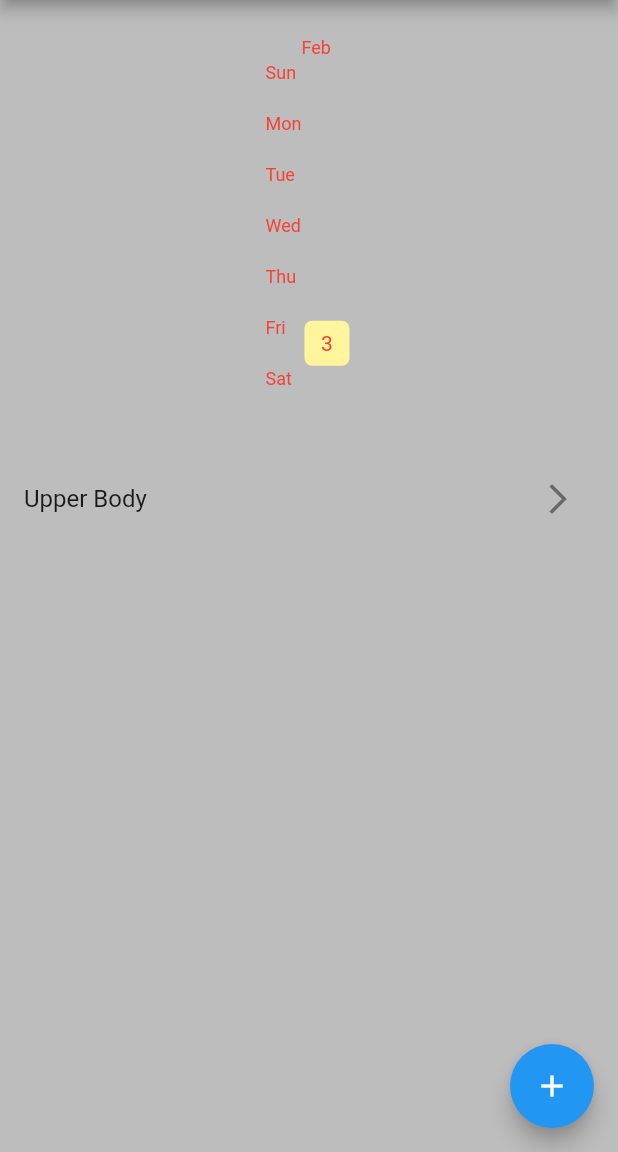
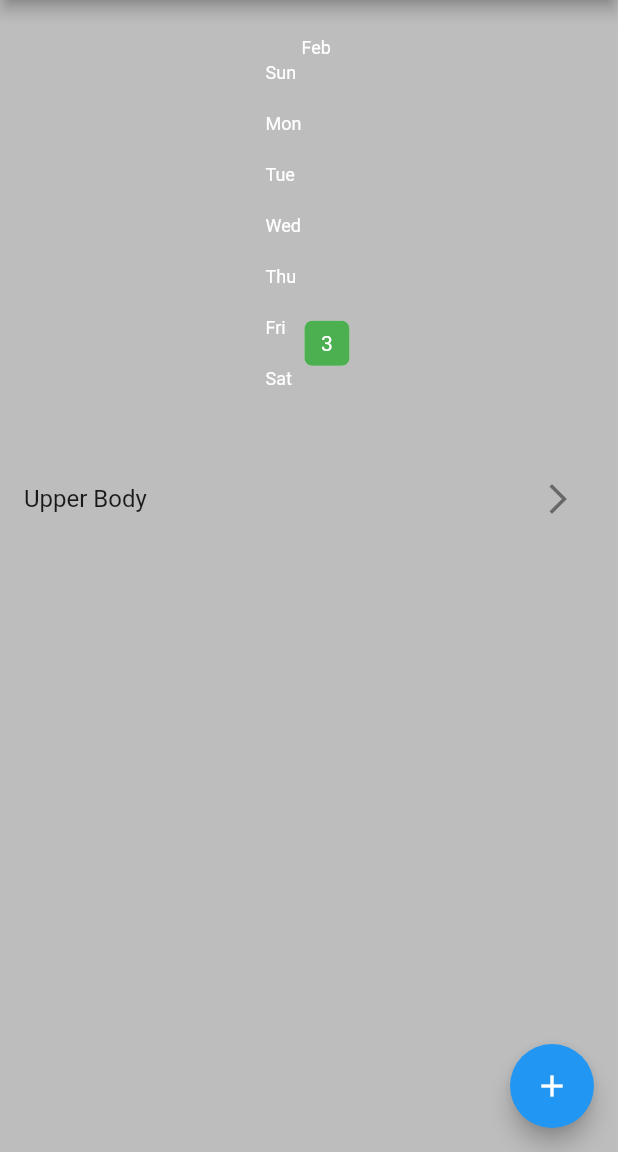
Before and after one commit to hallovelo1/workoutapp, a Flutter app: the screen it shows after launch, on a phone screen of 412 x 824 dp, the part 84-1236 px from its top. Run offline on Flutter 3.47's test engine with Material 2 defaults, Android fonts, the phone set to English and light mode, and no system bars; drawn by our look-alikes of flutter_heatmap_calendar; our stand-ins replace hive_flutter, vibration; accounts and stored records are empty.

Commit message:
implemented vibrate function

```diff
--- a/lib/components/exercise_tile.dart
+++ b/lib/components/exercise_tile.dart
@@ -24,7 +24,7 @@ class ExerciseTile extends StatelessWidget {
   @override
   Widget build(BuildContext context) {
     return Container(
-      color: Colors.red,
+      color: Colors.orange[400],
       child: ListTile(
         title: Text(
           exerciseName,
--- a/lib/components/heat_map.dart
+++ b/lib/components/heat_map.dart
@@ -21,14 +21,14 @@ class MyHeatMap extends StatelessWidget {
         endDate: DateTime.now().add(const Duration(days: 0)),
         datasets: datasets,
         colorMode: ColorMode.color,
-        defaultColor: Colors.yellow[200],
-        textColor: Colors.red,
+        defaultColor: Colors.grey[200],
+        textColor: Colors.white,
         showColorTip: false,
         showText: true,
         scrollable: true,
         size: 30,
         colorsets: const {
-          1: Colors.green,
+          0: Colors.green,
         },
       ),
     );
--- a/lib/data/hive_database.dart
+++ b/lib/data/hive_database.dart
@@ -6,7 +6,7 @@ import 'package:workouttutorial/models/workout.dart';
 
 class HiveDatabase {
   // reference out hive box
-  final _myBox = Hive.box('workout_database5');
+  final _myBox = Hive.box('workout_database6');
 
   // check if there is already data stored, if not, recored the start date
   bool previousDataExists() {
--- a/lib/main.dart
+++ b/lib/main.dart
@@ -9,7 +9,7 @@ void main() async {
   await Hive.initFlutter();
 
   // open a hive box
-  await Hive.openBox('workout_database5');
+  await Hive.openBox('workout_database6');
 
   runApp(const MyApp());
 }
--- a/lib/pages/workout_page.dart
+++ b/lib/pages/workout_page.dart
@@ -2,6 +2,7 @@ import 'package:flutter/material.dart';
 import 'package:provider/provider.dart';
 import 'package:workouttutorial/components/exercise_tile.dart';
 import 'package:workouttutorial/data/workout_data.dart';
+import 'package:vibration/vibration.dart';
 
 class WorkoutPage extends StatefulWidget {
   final String workoutName;
@@ -87,6 +88,7 @@ class _WorkoutPageState extends State<WorkoutPage> {
   // cancel workout
   void cancel() {
     Navigator.pop(context);
+    Vibration.vibrate(duration: 1000);
     clear();
   }
 
--- a/pubspec.yaml
+++ b/pubspec.yaml
@@ -39,6 +39,7 @@ dependencies:
   hive: ^2.2.3
   hive_flutter: ^1.1.0
   flutter_heatmap_calendar: "^1.0.5"
+  vibration: ^1.7.6
 
 
 
```
Also changed, not shown: pubspec.lock.
